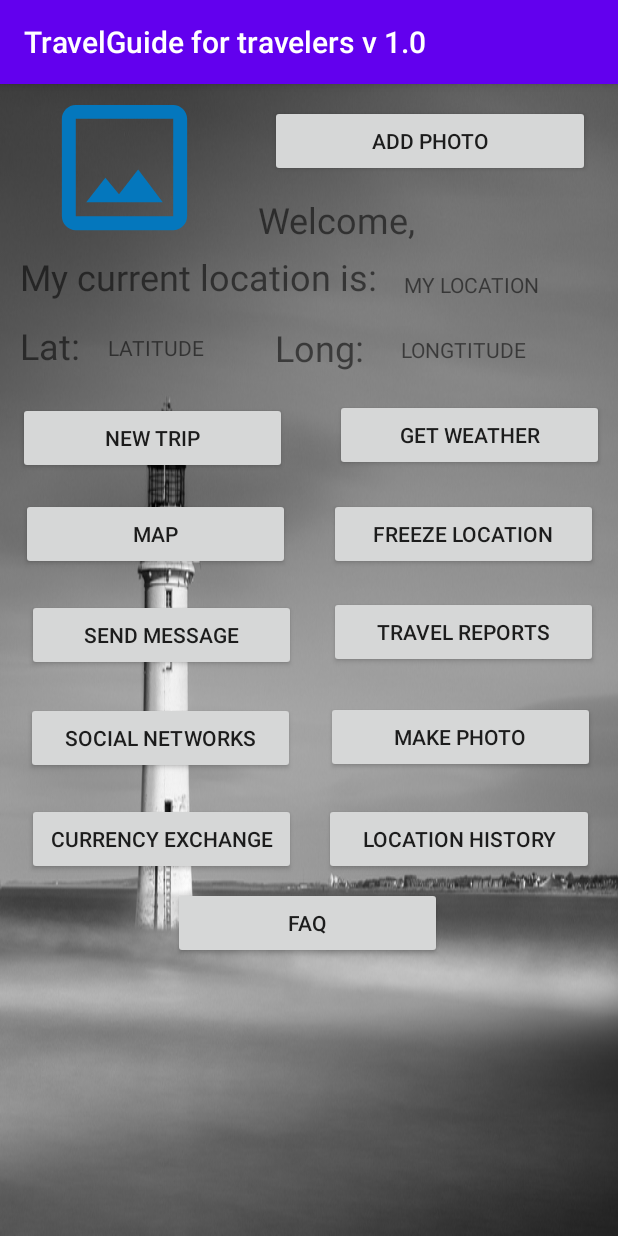
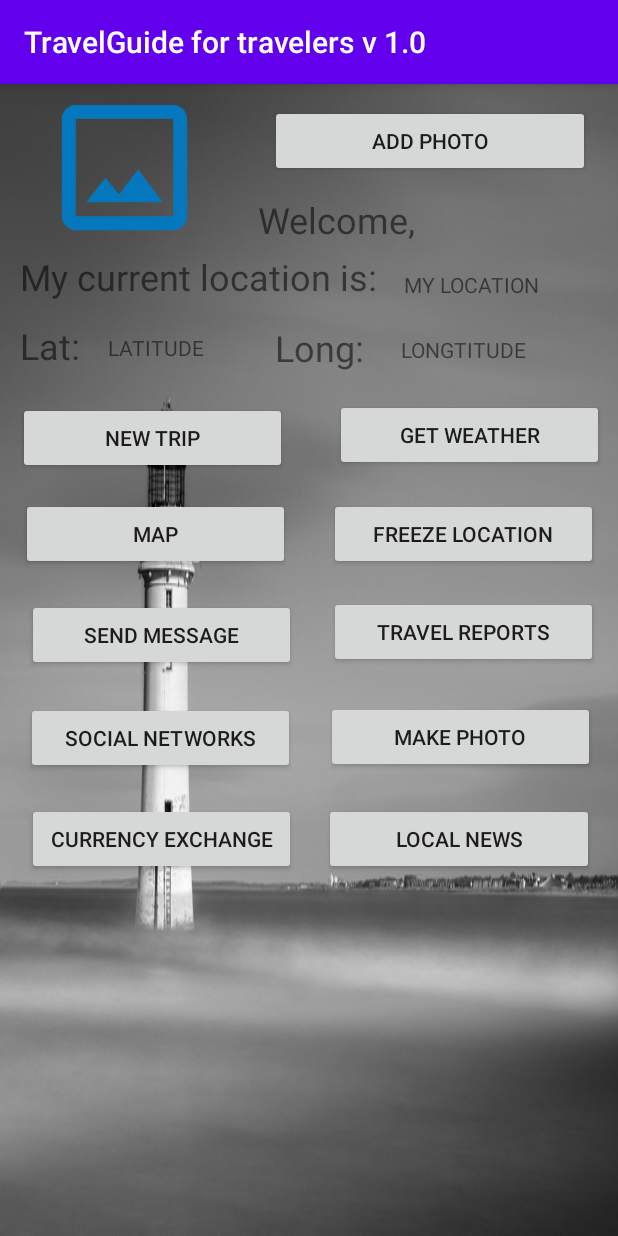
Before and after one commit to Snorri1986/TravelGuide, an Android app: the WorkActivity screen opened directly, with no data from a screen before it, on a phone screen of 412 x 824 dp. Run offline under Robolectric (Android 15) with nearby library versions, the light colour scheme and no system bars; pictures from the network do not load.

Commit message:
v 0.6.10

```diff
--- a/app/src/main/java/com/snorri/travelguide/LocalLoginActivity.kt
+++ b/app/src/main/java/com/snorri/travelguide/LocalLoginActivity.kt
@@ -47,6 +47,9 @@ class LocalLoginActivity : AppCompatActivity() {
                 startActivity(intentGoNext)
                 // Activate Geolocation message
                 Toast.makeText(this, "Click back once to activation Geolocation", Toast.LENGTH_LONG).show()
+                // About location news button v 0.6.10
+                Toast.makeText(this, "Click Local News button after set location only", Toast.LENGTH_LONG).show()
+                // ... //
                 // ... //
             } else {
                 Toast.makeText(this, "Incorrect username or password", Toast.LENGTH_LONG).show()
--- a/app/src/main/java/com/snorri/travelguide/WorkActivity.kt
+++ b/app/src/main/java/com/snorri/travelguide/WorkActivity.kt
@@ -30,6 +30,11 @@ class WorkActivity : AppCompatActivity() {
 
     // Location advice.
     val locWeatherAdvice:String = "Click \"Freeze location\" button before get weather information"
+    // ... //
+
+
+    // Global country name v 0.6.10
+    var locationState:String? = null
     // ... //
 
     override fun onCreate(savedInstanceState: Bundle?) {
@@ -164,6 +169,25 @@ class WorkActivity : AppCompatActivity() {
         }
         // ... //
 
+        // Currency exchange button v 0.6.10
+        // ready to commit 11.08.2020
+        val btnCurrencyExchange = findViewById<Button>(R.id.btnCurExchange)
+        btnCurrencyExchange.setOnClickListener {
+            val intentCallCurrencyExchange = Intent(Intent.ACTION_VIEW, Uri.parse("https://www.travelex.com/currency-converters"))
+            startActivity(intentCallCurrencyExchange)
+        }
+        // ... //
+
+
+        // Location news button v 0.6.10
+        val btnLocationHistory = findViewById<Button>(R.id.btnLockHistory)
+        btnLocationHistory.setOnClickListener {
+            val uri = Uri.parse("http://www.google.com/#q=$locationState")
+            val intentGoogleSearch = Intent(Intent.ACTION_VIEW, uri)
+            startActivity(intentGoogleSearch)
+        }
+        // ... //
+
     }
 
     // convert GPS coordinates to the country name
@@ -171,6 +195,9 @@ class WorkActivity : AppCompatActivity() {
         var gcd = Geocoder(baseContext,Locale.getDefault())
         var addrList:MutableList<Address> = gcd.getFromLocation(lat,longtit,1)
         val countryName:String = addrList[0].countryName
+        // save into global variable v 0.6.10
+        locationState = countryName
+        // ... //
         return countryName
     }
     // ... //
--- a/app/src/main/res/layout/activity_work.xml
+++ b/app/src/main/res/layout/activity_work.xml
@@ -7,19 +7,6 @@
     tools:context=".WorkActivity"
     android:background="@drawable/lighthouse_800x600"
     android:orientation="vertical">
-
-    <Button
-        android:id="@+id/btnFAQ"
-        android:layout_width="179dp"
-        android:layout_height="wrap_content"
-        android:layout_alignParentStart="true"
-        android:layout_alignParentTop="true"
-        android:layout_alignParentEnd="true"
-        android:layout_centerInParent="true"
-        android:layout_marginStart="115dp"
-        android:layout_marginTop="535dp"
-        android:layout_marginEnd="117dp"
-        android:text="@string/btnFAQ" />
 
     <Button
         android:id="@+id/btnLockHistory"
--- a/app/src/main/res/values/strings.xml
+++ b/app/src/main/res/values/strings.xml
@@ -27,8 +27,7 @@
     <string name="btnSocialNetwrks">Social Networks</string>
     <string name="btnPhoto">Make photo</string>
     <string name="btnCurExchange">Currency Exchange</string>
-    <string name="btnLockHistory">Location History</string>
-    <string name="btnFAQ">FAQ</string>
+    <string name="btnLockHistory">Local News</string>
     <string name="tfStartDate">Start Date</string>
     <string name="tfEndDate">End Date</string>
     <string name="tfNewTrip">Travel Name</string>
```
